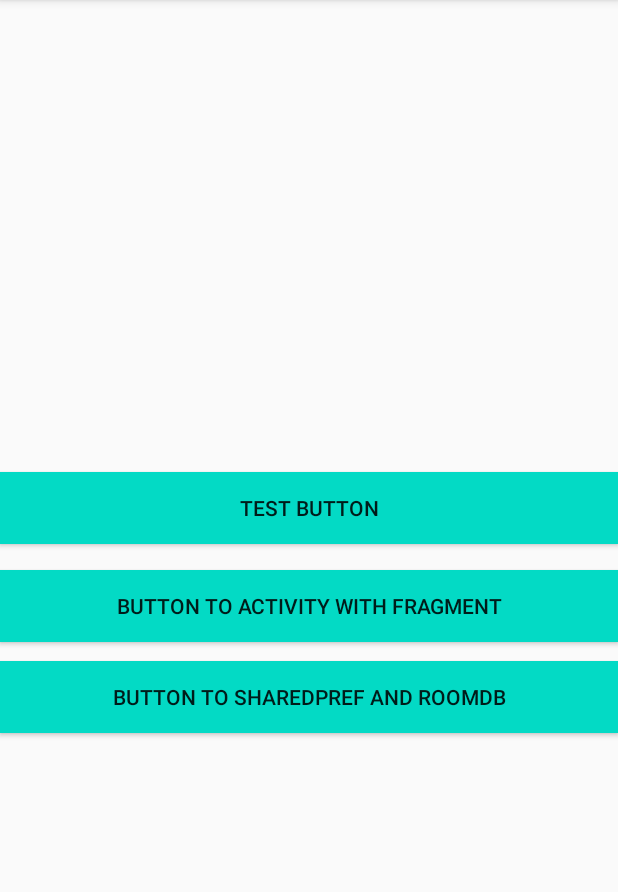
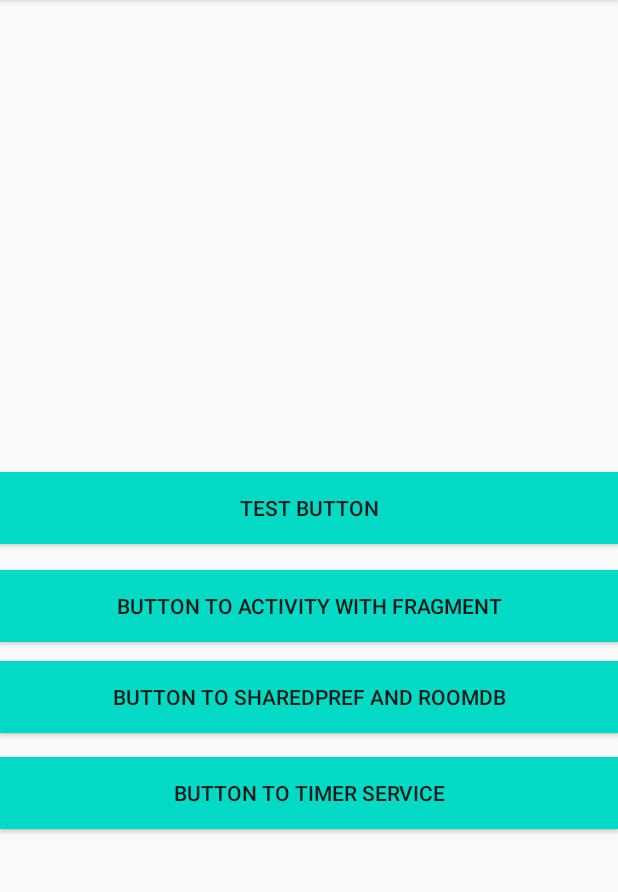
Before and after one commit to AnggaArindraShonta/praktikum-mobile-programming-II, an Android app: the screen it shows after launch (MainActivity), on a phone screen of 412 x 824 dp, the part 84-976 px from its top. Run offline under Robolectric (Android 15) with nearby library versions, the phone set to English and light mode, and no system bars; our stand-ins replace Room's generated code.

Commit message:
Timer Service

```diff
--- a/app/src/main/res/layout/activity_main.xml
+++ b/app/src/main/res/layout/activity_main.xml
@@ -4,7 +4,7 @@
     xmlns:tools="http://schemas.android.com/tools"
     android:layout_width="match_parent"
     android:layout_height="match_parent"
-    tools:context=".ui.HomeActivity">
+    tools:context=".ui.MainActivity">
 
 
     <Button
@@ -46,5 +46,18 @@
         app:layout_constraintTop_toTopOf="parent"
         app:layout_constraintVertical_bias="0.612" />
 
+    <Button
+        android:id="@+id/btntotimerservice"
+        android:layout_width="match_parent"
+        android:layout_height="wrap_content"
+        android:background="@color/colorAccent"
+        android:text="@string/button_to_timer_service"
+        app:layout_constraintBottom_toBottomOf="parent"
+        app:layout_constraintEnd_toEndOf="parent"
+        app:layout_constraintHorizontal_bias="0.0"
+        app:layout_constraintStart_toStartOf="parent"
+        app:layout_constraintTop_toTopOf="parent"
+        app:layout_constraintVertical_bias="0.701" />
+
 
 </androidx.constraintlayout.widget.ConstraintLayout>
```
